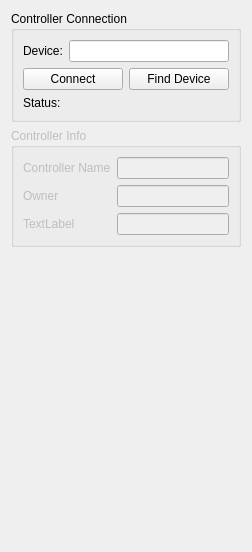
This is frontend/n64c/forms/DeviceSettings.ui in TheComet/n64-controller as Qt 5 draws it before an edit. The edited form follows.
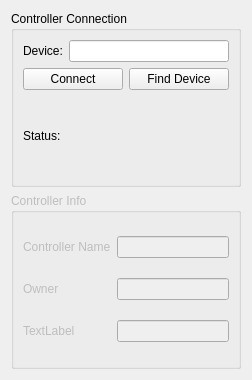
This is the edited form.

The edit to the form file:
```diff
--- a/frontend/n64c/forms/DeviceSettings.ui
+++ b/frontend/n64c/forms/DeviceSettings.ui
@@ -7,7 +7,7 @@
     <x>0</x>
     <y>0</y>
     <width>252</width>
-    <height>552</height>
+    <height>380</height>
    </rect>
   </property>
   <property name="windowTitle">
@@ -100,19 +100,6 @@
      </layout>
     </widget>
    </item>
-   <item>
-    <spacer name="verticalSpacer">
-     <property name="orientation">
-      <enum>Qt::Vertical</enum>
-     </property>
-     <property name="sizeHint" stdset="0">
-      <size>
-       <width>20</width>
-       <height>40</height>
-      </size>
-     </property>
-    </spacer>
-   </item>
   </layout>
  </widget>
  <resources/>
```
Left out of the diff: 12 changed lines with no effect on the pictures.
